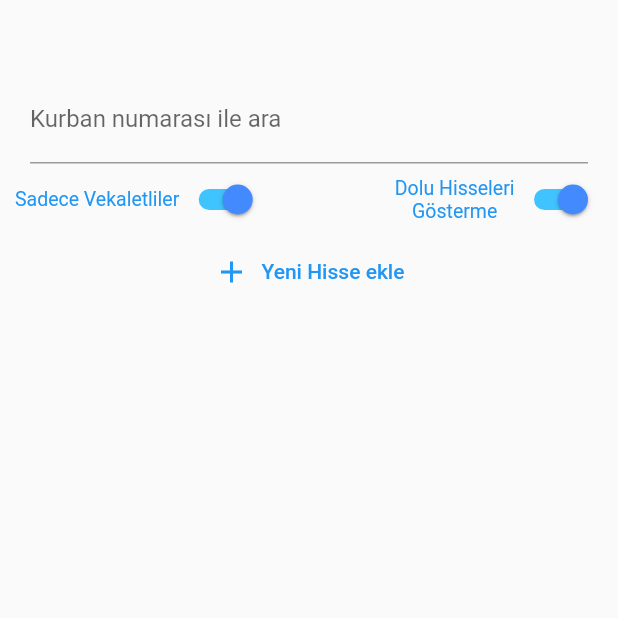
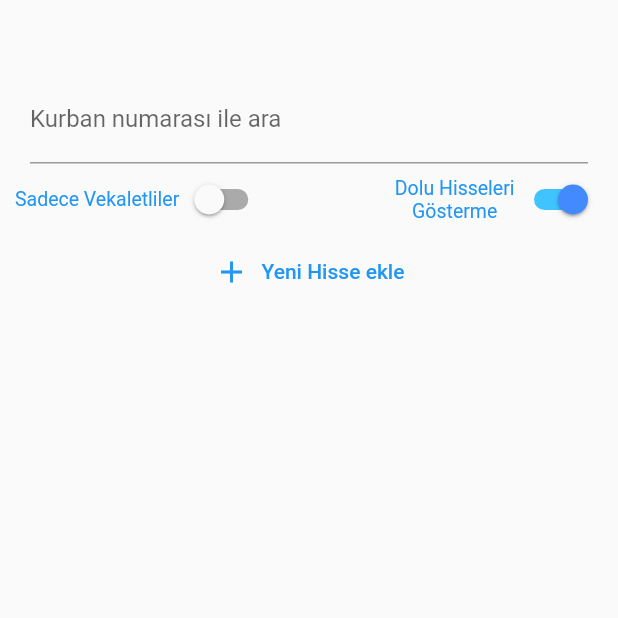
Before and after one commit to ahmettyildirim/gazi, a Flutter app: the screen it shows once a user with an empty profile is signed in, item 3 of the bottom bar chosen, on a phone screen of 412 x 824 dp, the top half of it. Run offline on Flutter 3.47's test engine with Material 2 defaults, Android fonts, the light colour scheme and no system bars; our stand-ins replace cloud_firestore, firebase_auth, firebase_core, firebase_database, mask_text_input_formatter; accounts and stored records are empty.

Commit message:
hisse sayfası detay

```diff
--- a/lib/common/data_repository.dart
+++ b/lib/common/data_repository.dart
@@ -66,6 +66,7 @@ class FieldKeys {
   static final paymentAmount = "amount";
   static final paymentType = "type";
   static final customer = "customer";
+  static final isVekalet = "is_vekalet";
 }
 
 var refKotra =
--- a/lib/model/hisse_kurban.dart
+++ b/lib/model/hisse_kurban.dart
@@ -10,6 +10,7 @@ class HisseKurbanModel implements GenericModel {
   int kotraNo;
   int hisseNo;
   int hisseAmount;
+  bool? isVekalet;
   int remainingHisse = 0;
   late String? aciklama;
   late CollectionReference<Map<String, dynamic>> colRef;
@@ -18,7 +19,10 @@ class HisseKurbanModel implements GenericModel {
   String collectionReferenceName = CollectionKeys.hisseKurban;
 
   HisseKurbanModel(this.kurbanNo, this.kotraNo, this.hisseNo, this.hisseAmount,
-      {this.remainingHisse = 0, this.id = "", this.aciklama = ""}) {
+      {this.remainingHisse = 0,
+      this.id = "",
+      this.aciklama = "",
+      this.isVekalet = false}) {
     this.collectionReferenceName = CollectionKeys.hisseKurban;
     this.colRef = DataRepository.instance
         .getCollectionReference(CollectionKeys.hisseKurban);
@@ -33,6 +37,7 @@ class HisseKurbanModel implements GenericModel {
         json[FieldKeys.hisseKurbanHisseAmount] as int,
         aciklama: (json[FieldKeys.aciklama] ?? "") as String,
         remainingHisse: json[FieldKeys.hisseKurbanRemainingHisse] as int,
+        isVekalet: (json[FieldKeys.isVekalet] ?? false) as bool,
         id: id);
   }
   HashMap<String, dynamic> toMap() {
@@ -43,6 +48,7 @@ class HisseKurbanModel implements GenericModel {
     hisseKurban[FieldKeys.hisseKurbanHisseAmount] = this.hisseAmount;
     hisseKurban[FieldKeys.hisseKurbanRemainingHisse] = this.remainingHisse;
     hisseKurban[FieldKeys.aciklama] = this.aciklama;
+    hisseKurban[FieldKeys.isVekalet] = this.isVekalet ?? false;
     return hisseKurban;
   }
 }
--- a/lib/pages/kurbanlar.dart
+++ b/lib/pages/kurbanlar.dart
@@ -20,8 +20,8 @@ var _repositoryInstance = DataRepository.instance;
 
 class _KurbanPageState extends State<KurbanPage> {
   final _nameController = TextEditingController();
-  bool isAllSelected = true;
-  bool isVekaletSelected = true;
+  bool isOnlyEmpty = true;
+  bool isVekaletSelected = false;
   String _searchText = "";
   @override
   void initState() {
@@ -37,6 +37,21 @@ class _KurbanPageState extends State<KurbanPage> {
         });
       }
     });
+  }
+
+  List<QueryDocumentSnapshot<Map<String, dynamic>>> getFilteredResults(
+      List<QueryDocumentSnapshot<Map<String, dynamic>>> saleList,
+      String filter,
+      dynamic filterValue,
+      {bool notEqual = false}) {
+    if (notEqual) {
+      return saleList
+          .where((element) => (element.data()[filter] != filterValue))
+          .toList();
+    }
+    return saleList
+        .where((element) => (element.data()[filter] == filterValue))
+        .toList();
   }
 
   @override
@@ -91,10 +106,10 @@ class _KurbanPageState extends State<KurbanPage> {
                           overflow: TextOverflow.visible),
                       textAlign: TextAlign.center),
                   Switch(
-                    value: isAllSelected,
+                    value: isOnlyEmpty,
                     onChanged: (value) {
                       setState(() {
-                        isAllSelected = value;
+                        isOnlyEmpty = value;
                       });
                     },
                     activeTrackColor: Colors.lightBlueAccent,
@@ -126,12 +141,31 @@ class _KurbanPageState extends State<KurbanPage> {
                   orderBy: FieldKeys.hisseKurbanKurbanNo),
               builder: (context, snapshot) {
                 if (snapshot.hasData) {
-                  var kurbanValues = snapshot.data!.docs
-                      .where((element) => element
-                          .data()[FieldKeys.hisseKurbanKurbanNo]
-                          .toString()
-                          .contains(_searchText))
-                      .toList(); //.snapshot.value;
+                  var kurbanValues = snapshot.data!.docs.toList();
+                  if (_searchText.isNotEmpty &&
+                      int.tryParse(_searchText) != null) {
+                    kurbanValues = getFilteredResults(
+                        kurbanValues,
+                        FieldKeys.hisseKurbanKurbanNo,
+                        int.tryParse(_searchText));
+                  } else {
+                    if (isVekaletSelected) {
+                      kurbanValues = getFilteredResults(
+                          kurbanValues, FieldKeys.isVekalet, true);
+                    }
+                    if (isOnlyEmpty) {
+                      kurbanValues = getFilteredResults(
+                          kurbanValues, FieldKeys.hisseKurbanRemainingHisse, 0,
+                          notEqual: true);
+                    }
+                  }
+                  // var kurbanValues = snapshot.data!.docs
+                  //     .where((element) => element
+                  //         .data()[FieldKeys.hisseKurbanKurbanNo]
+                  //         .toString()
+                  //         .contains(_searchText))
+                  //     .toList(); //.snapshot.value;
+
                   return ListView.builder(
                     itemCount: kurbanValues.length,
                     itemBuilder: (context, index) {
@@ -140,21 +174,37 @@ class _KurbanPageState extends State<KurbanPage> {
                           id: kurbanValues[index].id);
                       return GestureDetector(
                         onTap: () {
-                          if (widget.onHisseSelected == null) {
+                          if (widget.onHisseSelected != null) {
                             widget.onHisseSelected!(hisseKurban);
                             print("Kurban Selected");
                             Navigator.pop(context);
                           }
                         },
                         child: Card(
+                          color: hisseKurban.remainingHisse == 0
+                              ? Colors.red
+                              : Colors.white,
                           child: ListTile(
                               subtitle: Text(
-                                  "Toplam Hisse: :${hisseKurban.hisseNo} ,Hisse Tutarı: :${hisseKurban.hisseAmount}\nKotra Numarası: :${hisseKurban.kotraNo}"),
+                                "Toplam Hisse: :${hisseKurban.hisseNo} ,Hisse Tutarı: :${hisseKurban.hisseAmount}\nKotra Numarası: :${hisseKurban.kotraNo}",
+                                style: TextStyle(
+                                    color: hisseKurban.remainingHisse == 0
+                                        ? Colors.white60
+                                        : Colors.grey),
+                              ),
                               title: Text(
-                                  "Kalan Hisse Sayısı :${hisseKurban.remainingHisse}"),
+                                  "Kalan Hisse Sayısı :${hisseKurban.remainingHisse}",
+                                  style: TextStyle(
+                                      color: hisseKurban.remainingHisse == 0
+                                          ? Colors.white
+                                          : Colors.black54)),
                               leading: Text(
                                 hisseKurban.kurbanNo.toString(),
-                                style: TextStyle(fontSize: 30),
+                                style: TextStyle(
+                                    fontSize: 30,
+                                    color: hisseKurban.isVekalet == true
+                                        ? Colors.blueAccent[100]
+                                        : Colors.black),
                               )),
                         ),
                       );
```
Also changed, not shown: lib/pages/add_kurban.dart (+18 -16 lines).
